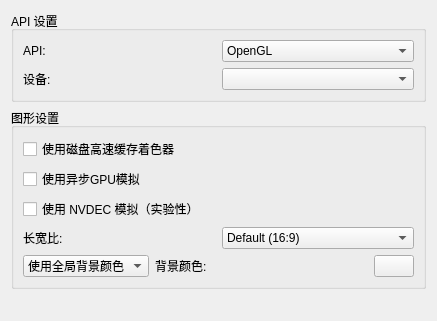
Old version of the form src/yuzu/configuration/configure_graphics.ui in the repository formylover/yuzu-early-access.
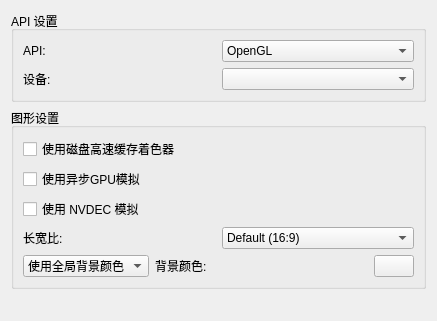
New version of the form.

```diff
--- a/src/yuzu/configuration/configure_graphics.ui
+++ b/src/yuzu/configuration/configure_graphics.ui
@@ -100,7 +100,7 @@
         <item>
          <widget class="QCheckBox" name="use_nvdec_emulation">
           <property name="text">
-           <string>使用 NVDEC 模拟（实验性）</string>
+           <string>使用 NVDEC 模拟</string>
           </property>
          </widget>
         </item>
```
